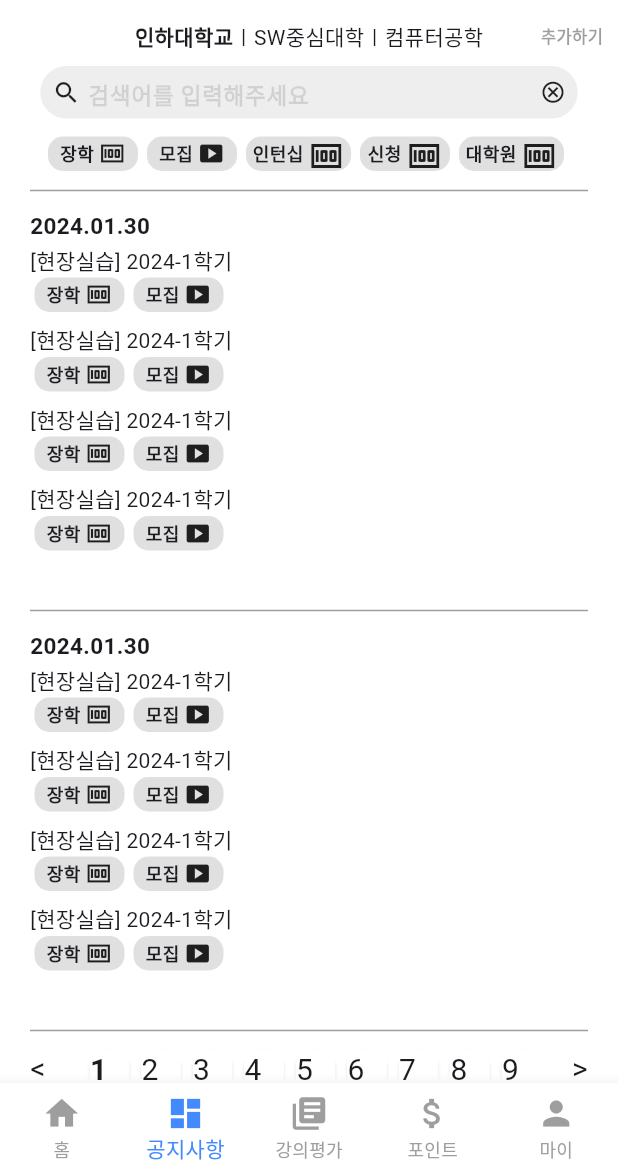
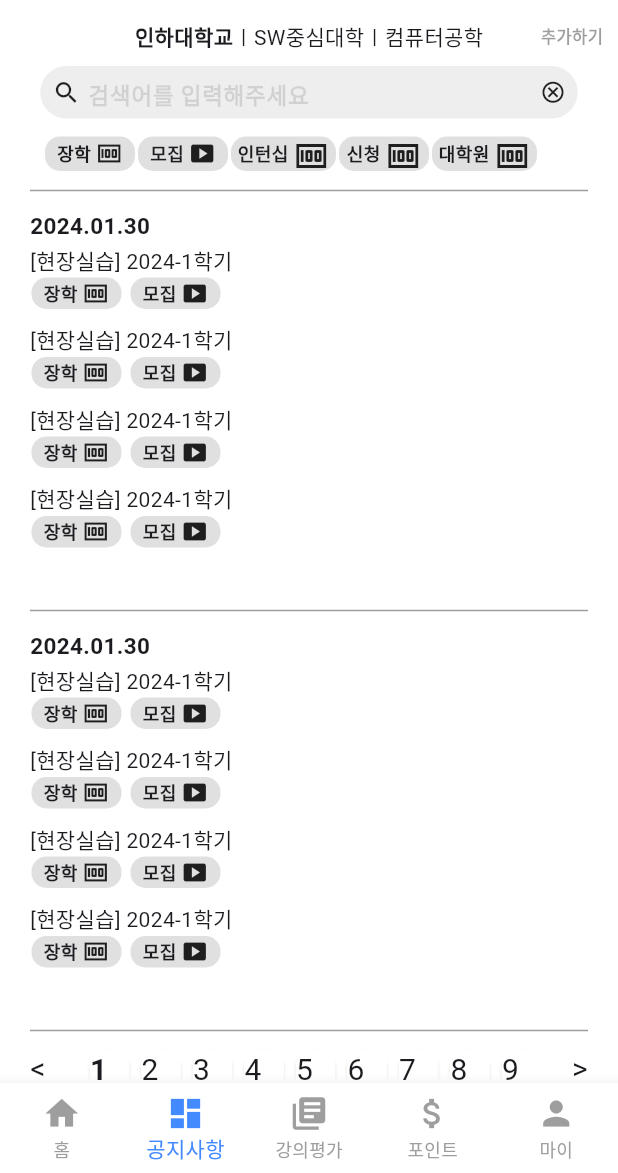
Before and after one commit to INfoU-INHA-for-U/INfoU, a Flutter app: the screen it shows after launch, item 2 of the bottom bar chosen, on a phone screen of 412 x 824 dp, the part 63-1236 px from its top. Run offline on Flutter 3.47's test engine with Material 3 defaults, Android fonts, the phone set to English and light mode, and no system bars; our stand-ins replace blur, carousel_slider, google_fonts, simple_gradient_text, smooth_page_indicator.

```diff
--- a/lib/component/announce_tag.dart
+++ b/lib/component/announce_tag.dart
@@ -16,7 +16,6 @@ Widget announce_tag_widget(int index) {
   return Padding(
     padding: EdgeInsets.all(1),
     child: Container(
-        margin: EdgeInsets.fromLTRB(2, 0, 2, 0),
         width: announce_tag_name[index].length == 2 ? 60 : 70,
         decoration: BoxDecoration(
           borderRadius: BorderRadius.circular(10),
--- a/lib/view/notice_screen.dart
+++ b/lib/view/notice_screen.dart
@@ -36,12 +36,15 @@ Widget sss() {
                       //index에 따라 api에서 가져온 값 넣어주면 됨.
                       Text('[현장실습] 2024-1학기'),
                       Container(
-                          height: 25,
-                          child: ListView.builder(
+                          height: 23,
+                          child: ListView.separated(
                             scrollDirection: Axis.horizontal,
                             itemCount: 2,
                             itemBuilder: (context, index) {
                               return announce_tag_widget(index);
+                            },
+                            separatorBuilder: (context, index) {
+                              return SizedBox(width:4 ,height: 25);
                             },
                           ))
                     ],
```
Also changed, not shown: lib/view/evaluate_menu_search_screen.dart (+29 -7 lines).
